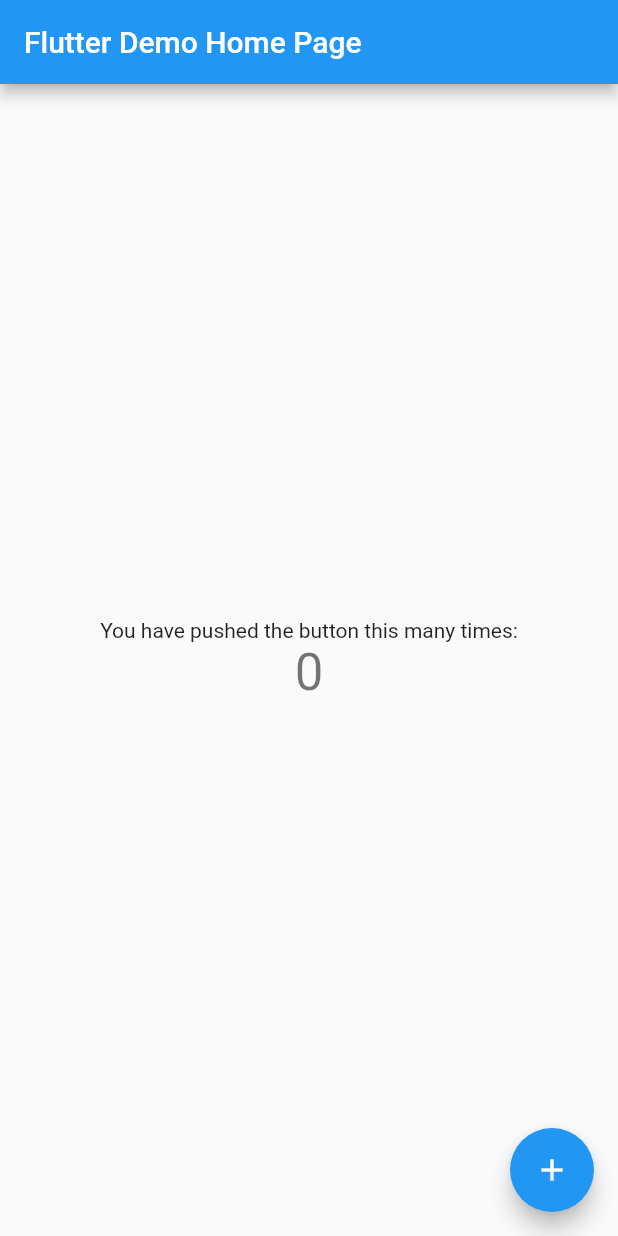
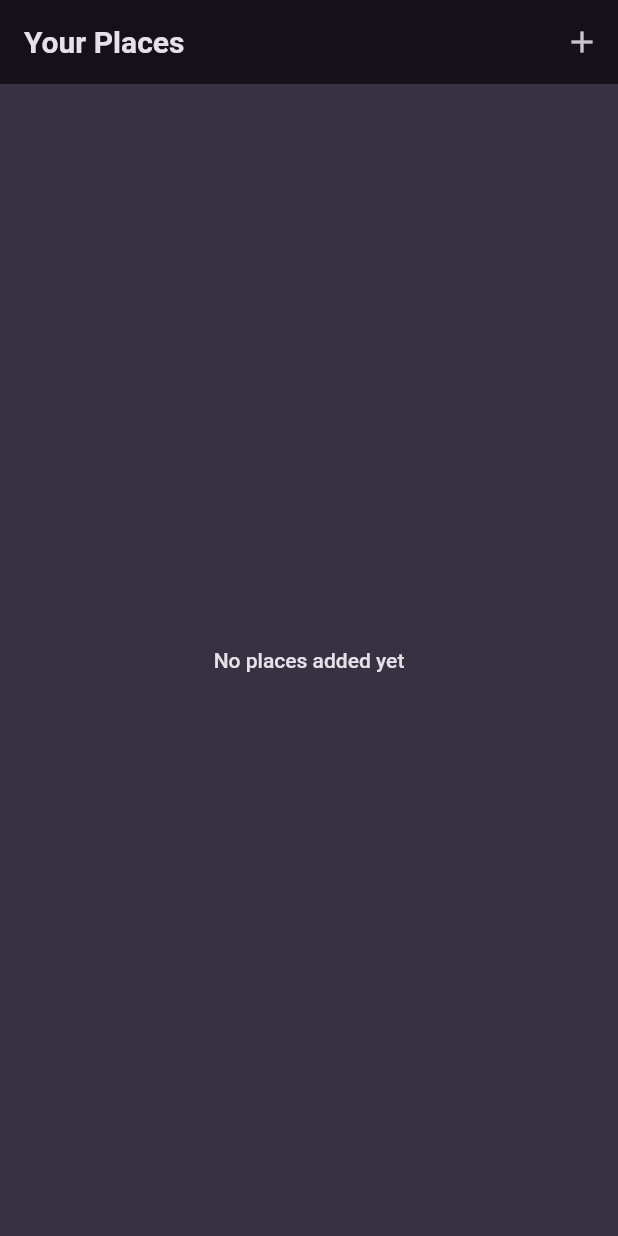
Before and after one commit to CarolineRodrigues/favorite_places_app_flutter, a Flutter app: the screen it shows after launch, on a phone screen of 412 x 824 dp. Run offline on Flutter 3.47's test engine with Material 2 defaults, Android fonts, the phone set to English and light mode, and no system bars; our stand-ins replace google_fonts.

Commit message:
favorite places

```diff
--- a/lib/main.dart
+++ b/lib/main.dart
@@ -1,115 +1,46 @@
+import 'package:favorite_places_app_flutter/screens/places.dart';
 import 'package:flutter/material.dart';
 
+import 'package:google_fonts/google_fonts.dart';
+
+final colorScheme = ColorScheme.fromSeed(
+  brightness: Brightness.dark,
+  seedColor: const Color.fromARGB(255, 102, 6, 247),
+  background: const Color.fromARGB(255, 56, 49, 66),
+);
+
+final theme = ThemeData().copyWith(
+  useMaterial3: true,
+  scaffoldBackgroundColor: colorScheme.background,
+  colorScheme: colorScheme,
+  textTheme: GoogleFonts.ubuntuCondensedTextTheme().copyWith(
+    titleSmall: GoogleFonts.ubuntuCondensed(
+      fontWeight: FontWeight.bold,
+    ),
+    titleMedium: GoogleFonts.ubuntuCondensed(
+      fontWeight: FontWeight.bold,
+    ),
+    titleLarge: GoogleFonts.ubuntuCondensed(
+      fontWeight: FontWeight.bold,
+    ),
+  ),
+);
+
 void main() {
-  runApp(const MyApp());
+  runApp(
+    const MyApp(),
+  );
 }
 
 class MyApp extends StatelessWidget {
-  const MyApp({super.key});
+  const MyApp({Key? key}) : super(key: key);
 
-  // This widget is the root of your application.
   @override
   Widget build(BuildContext context) {
     return MaterialApp(
-      title: 'Flutter Demo',
-      theme: ThemeData(
-        // This is the theme of your application.
-        //
-        // Try running your application with "flutter run". You'll see the
-        // application has a blue toolbar. Then, without quitting the app, try
-        // changing the primarySwatch below to Colors.green and then invoke
-        // "hot reload" (press "r" in the console where you ran "flutter run",
-        // or simply save your changes to "hot reload" in a Flutter IDE).
-        // Notice that the counter didn't reset back to zero; the application
-        // is not restarted.
-        primarySwatch: Colors.blue,
-      ),
-      home: const MyHomePage(title: 'Flutter Demo Home Page'),
+      title: 'Great Places',
+      theme: theme,
+      home: const PlacesScreen(),
     );
   }
 }
-
-class MyHomePage extends StatefulWidget {
-  const MyHomePage({super.key, required this.title});
-
-  // This widget is the home page of your application. It is stateful, meaning
-  // that it has a State object (defined below) that contains fields that affect
-  // how it looks.
-
-  // This class is the configuration for the state. It holds the values (in this
-  // case the title) provided by the parent (in this case the App widget) and
-  // used by the build method of the State. Fields in a Widget subclass are
-  // always marked "final".
-
-  final String title;
-
-  @override
-  State<MyHomePage> createState() => _MyHomePageState();
-}
-
-class _MyHomePageState extends State<MyHomePage> {
-  int _counter = 0;
-
-  void _incrementCounter() {
-    setState(() {
-      // This call to setState tells the Flutter framework that something has
-      // changed in this State, which causes it to rerun the build method below
-      // so that the display can reflect the updated values. If we changed
-      // _counter without calling setState(), then the build method would not be
-      // called again, and so nothing would appear to happen.
-      _counter++;
-    });
-  }
-
-  @override
-  Widget build(BuildContext context) {
-    // This method is rerun every time setState is called, for instance as done
-    // by the _incrementCounter method above.
-    //
-    // The Flutter framework has been optimized to make rerunning build methods
-    // fast, so that you can just rebuild anything that needs updating rather
-    // than having to individually change instances of widgets.
-    return Scaffold(
-      appBar: AppBar(
-        // Here we take the value from the MyHomePage object that was created by
-        // the App.build method, and use it to set our appbar title.
-        title: Text(widget.title),
-      ),
-      body: Center(
-        // Center is a layout widget. It takes a single child and positions it
-        // in the middle of the parent.
-        child: Column(
-          // Column is also a layout widget. It takes a list of children and
-          // arranges them vertically. By default, it sizes itself to fit its
-          // children horizontally, and tries to be as tall as its parent.
-          //
-          // Invoke "debug painting" (press "p" in the console, choose the
-          // "Toggle Debug Paint" action from the Flutter Inspector in Android
-          // Studio, or the "Toggle Debug Paint" command in Visual Studio Code)
-          // to see the wireframe for each widget.
-          //
-          // Column has various properties to control how it sizes itself and
-          // how it positions its children. Here we use mainAxisAlignment to
-          // center the children vertically; the main axis here is the vertical
-          // axis because Columns are vertical (the cross axis would be
-          // horizontal).
-          mainAxisAlignment: MainAxisAlignment.center,
-          children: <Widget>[
-            const Text(
-              'You have pushed the button this many times:',
-            ),
-            Text(
-              '$_counter',
-              style: Theme.of(context).textTheme.headlineMedium,
-            ),
-          ],
-        ),
-      ),
-      floatingActionButton: FloatingActionButton(
-        onPressed: _incrementCounter,
-        tooltip: 'Increment',
-        child: const Icon(Icons.add),
-      ), // This trailing comma makes auto-formatting nicer for build methods.
-    );
-  }
-}
--- /dev/null
+++ b/lib/models/place.dart
@@ -0,0 +1,9 @@
+import 'package:uuid/uuid.dart';
+
+const uuid = Uuid();
+
+class Place {
+  Place({required this.title}) : id = uuid.v4();
+  final String id;
+  final String title;
+}
--- /dev/null
+++ b/lib/screens/places.dart
@@ -0,0 +1,24 @@
+import 'package:flutter/material.dart';
+import 'package:favorite_places_app_flutter/widgets/places_list.dart';
+
+class PlacesScreen extends StatelessWidget {
+  const PlacesScreen({super.key});
+
+  @override
+  Widget build(BuildContext context) {
+    return Scaffold(
+      appBar: AppBar(
+        title: const Text('Your Places'),
+        actions: [
+          IconButton(
+            onPressed: () {},
+            icon: const Icon(Icons.add),
+          )
+        ],
+      ),
+      body: PlacesList(
+        places: [],
+      ),
+    );
+  }
+}
--- /dev/null
+++ b/lib/widgets/places_list.dart
@@ -0,0 +1,35 @@
+import 'package:flutter/material.dart';
+import 'package:favorite_places_app_flutter/models/place.dart';
+
+class PlacesList extends StatelessWidget {
+  const PlacesList({super.key, required this.places});
+
+  final List<Place> places;
+
+  @override
+  Widget build(BuildContext context) {
+    if (places.isEmpty) {
+      return Center(
+        child: Text(
+          'No places added yet',
+          style: Theme.of(context)
+              .textTheme
+              .bodyLarge!
+              .copyWith(color: Theme.of(context).colorScheme.onBackground),
+        ),
+      );
+    }
+    return ListView.builder(
+      itemCount: places.length,
+      itemBuilder: (ctx, index) => ListTile(
+        title: Text(
+          places[index].title,
+          style: Theme.of(context)
+              .textTheme
+              .titleMedium!
+              .copyWith(color: Theme.of(context).colorScheme.onBackground),
+        ),
+      ),
+    );
+  }
+}
--- a/pubspec.yaml
+++ b/pubspec.yaml
@@ -35,6 +35,8 @@
   # The following adds the Cupertino Icons font to your application.
   # Use with the CupertinoIcons class for iOS style icons.
   cupertino_icons: ^1.0.2
+  google_fonts: ^4.0.4
+  uuid: ^3.0.7
 
 dev_dependencies:
   flutter_test:
```
Also changed, not shown: lib/screens/add_place.dart (added), lib/screens/places_detail.dart (added), pubspec.lock, 1 other file.
